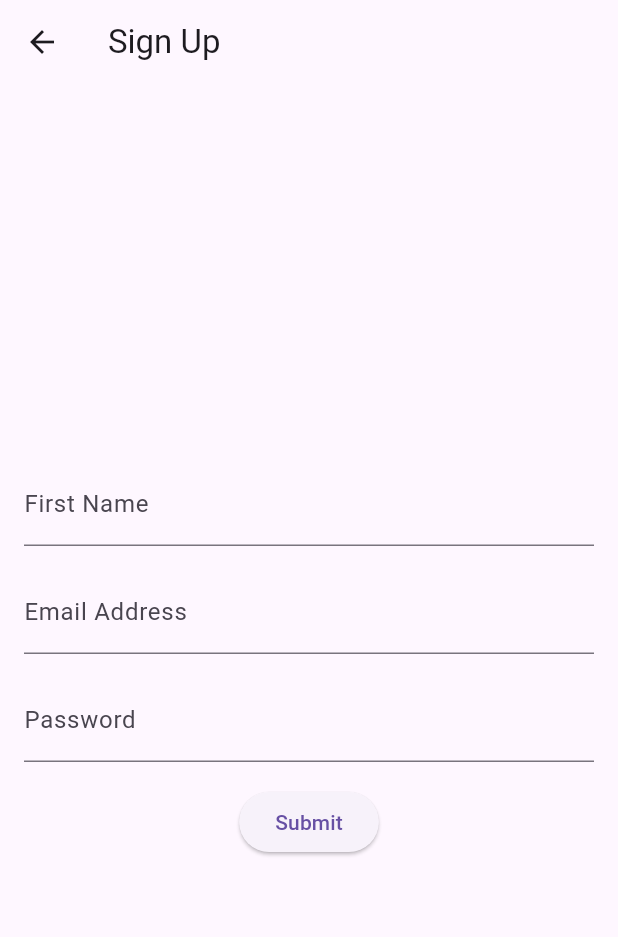
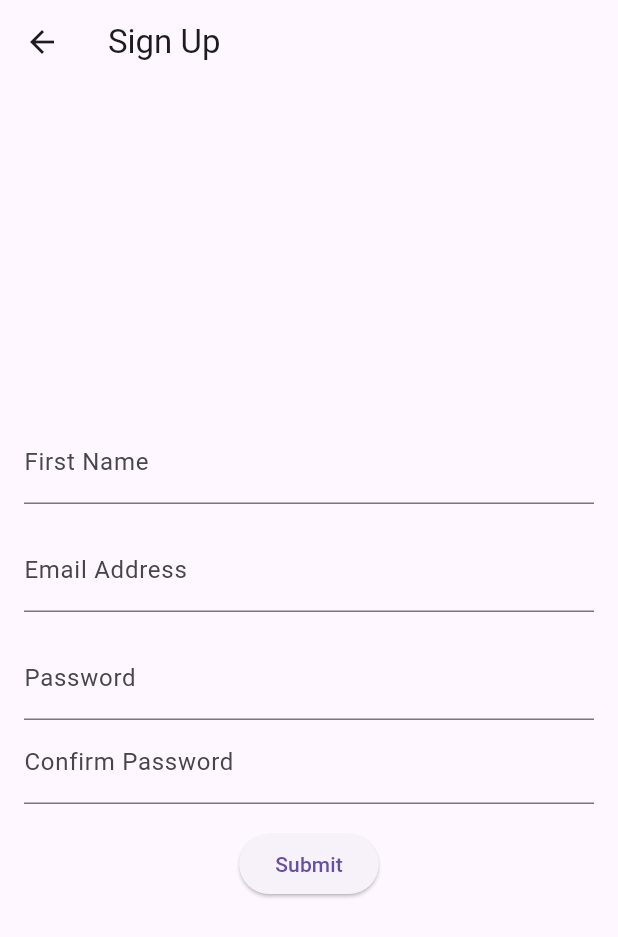
Before and after one commit to TishaJhabak1014/ReVibe, a Flutter app: the SignUpPage screen opened directly, on a phone screen of 412 x 824 dp. Shown: the top 937 px of the screen. Run offline on Flutter 3.47's test engine with Material 3 defaults, Android fonts, the phone set to English and light mode, and no system bars; our stand-ins replace cloud_firestore, firebase_core; accounts and stored records are empty.

Commit message:
updated w/ form checks

```diff
--- a/revibe/lib/signup_page.dart
+++ b/revibe/lib/signup_page.dart
@@ -2,11 +2,37 @@ import 'package:cloud_firestore/cloud_firestore.dart';
 import 'package:flutter/material.dart';
 import 'main.dart'; // Import the SignUpPage widget
 import 'dart:async';
+import 'package:crypto/crypto.dart';
+import 'dart:convert';
 
-class SignUpPage extends StatelessWidget {
+class SignUpPage extends StatefulWidget {
+  @override
+  _SignUpPageState createState() => _SignUpPageState();
+}
+
+  String hashPassword(String password) {
+    // SHA-256 for hashing
+    var bytes = utf8.encode(password);
+    var hashedPassword = sha256.convert(bytes).toString();
+    return hashedPassword;
+  }
+
+
+
+class _SignUpPageState extends State<SignUpPage> {
   TextEditingController firstNameController = TextEditingController();
   TextEditingController emailAddressController = TextEditingController();
   TextEditingController passwordController = TextEditingController();
+  TextEditingController confirmPasswordController = TextEditingController();
+
+  String errorMessage = ''; // Variable to hold error messages
+
+
+  bool isValidEmail(String email) {
+  // Using regex for basic email validation
+    RegExp emailRegex = RegExp(r'^[\w-]+(\.[\w-]+)*@([\w-]+\.)+[a-zA-Z]{2,7}$');
+    return emailRegex.hasMatch(email);
+  }
 
   @override
   Widget build(BuildContext context) {
@@ -34,6 +60,11 @@ class SignUpPage extends StatelessWidget {
               decoration: InputDecoration(labelText: 'Password'),
               obscureText: true,
             ),
+            TextField(
+              controller: confirmPasswordController,
+              decoration: InputDecoration(labelText: 'Confirm Password'),
+              obscureText: true,
+            ),
             SizedBox(height: 16),
             ElevatedButton(
               onPressed: () async {
@@ -41,18 +72,56 @@ class SignUpPage extends StatelessWidget {
                 String firstName = firstNameController.text;
                 String emailAddress = emailAddressController.text;
                 String password = passwordController.text;
+                String confirmPassword = confirmPasswordController.text;
 
                 // Validate the input if needed
                 // Print values to console
-                print('First Name: $firstName');
-                print('Email Address: $emailAddress');
+                // print('First Name: $firstName');
+                print('test: $confirmPassword $password');
 
+                // Validate the input
+                if (firstName.isEmpty || emailAddress.isEmpty || password.isEmpty || confirmPassword.isEmpty) {
+                  // Display an error message
+                  setState(() {
+                    errorMessage = 'All fields are required';
+                  });
+                  return;
+                }
+
+                if (!isValidEmail(emailAddress)) {
+                  // Display an error message
+                  setState(() {
+                    errorMessage = 'Invalid email address';
+                  });
+                  return;
+                }
+
+                if (password != confirmPassword) {
+                  // Display an error message
+                  setState(() {
+                    errorMessage = 'Passwords do not match';
+                  });
+                  return;
+                }
+
+                // Hash the password
+                String hashedPassword = hashPassword(password);
                 // Perform further actions, for example, send data to Firebase
-                await _submitToFirebase(context, firstName, emailAddress, password);
+                await _submitToFirebase(context, firstName, emailAddress, hashedPassword);
 
               },
               child: const Text('Submit'),
             ),
+
+            if (errorMessage.isNotEmpty)
+              Padding(
+                padding: const EdgeInsets.all(8.0),
+                child: Text(
+                  errorMessage,
+                  style: TextStyle(color: Colors.red),
+                ),
+              ),
+
           ],
         ),
       ),
@@ -70,7 +139,10 @@ class SignUpPage extends StatelessWidget {
       await collection.doc().set(
         {
           'timestamp': FieldValue.serverTimestamp(),
-          'firstName': firstName,
+          'firstname': firstName,
+          'email': emailAddress,
+          'password': password,
+
         },
       );
       // ignore: use_build_context_synchronously
@@ -81,8 +153,11 @@ class SignUpPage extends StatelessWidget {
         ),
       );
     } catch (error) {
-      print('Error submitting to Firebase: $error');
-      // Handle the error appropriately, e.g., show an error message to the user
+      // Display an error message on the page
+      setState(() {
+        errorMessage = 'Error submitting to Firebase: $error';
+      });
+
     }
 
   }
--- a/revibe/pubspec.yaml
+++ b/revibe/pubspec.yaml
@@ -37,6 +37,7 @@ dependencies:
   cupertino_icons: ^1.0.2
   firebase_core: ^2.24.2
   cloud_firestore: ^4.14.0
+  crypto: ^3.0.1
 
 dev_dependencies:
   flutter_test:
```
Also changed, not shown: revibe/pubspec.lock.
